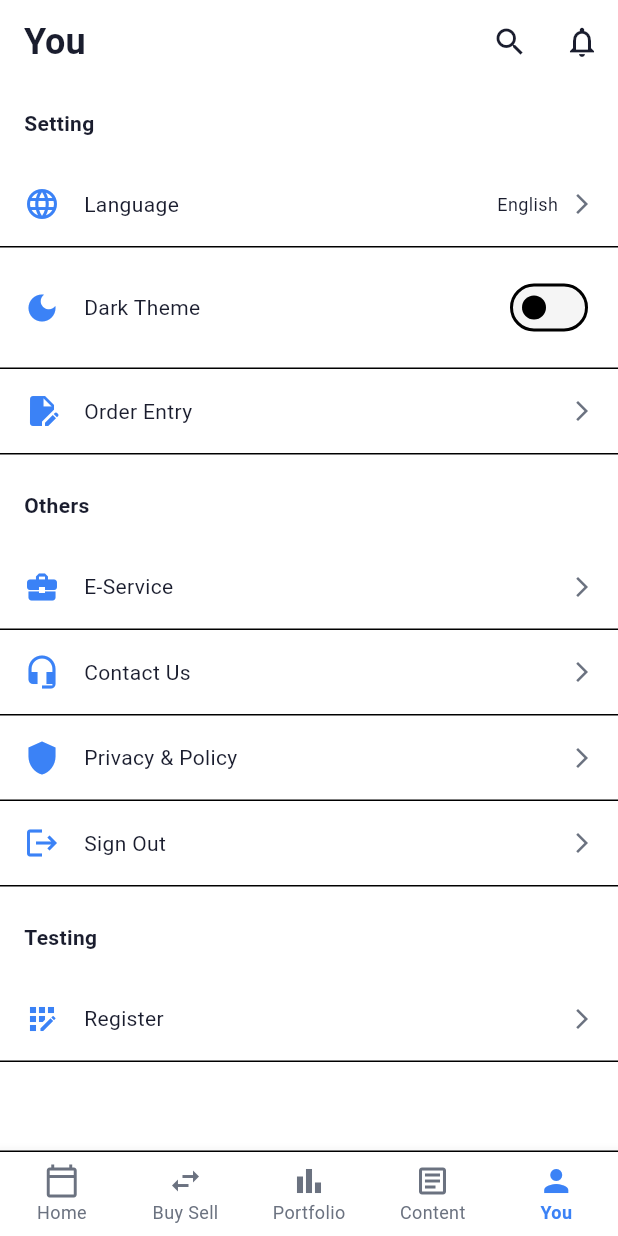
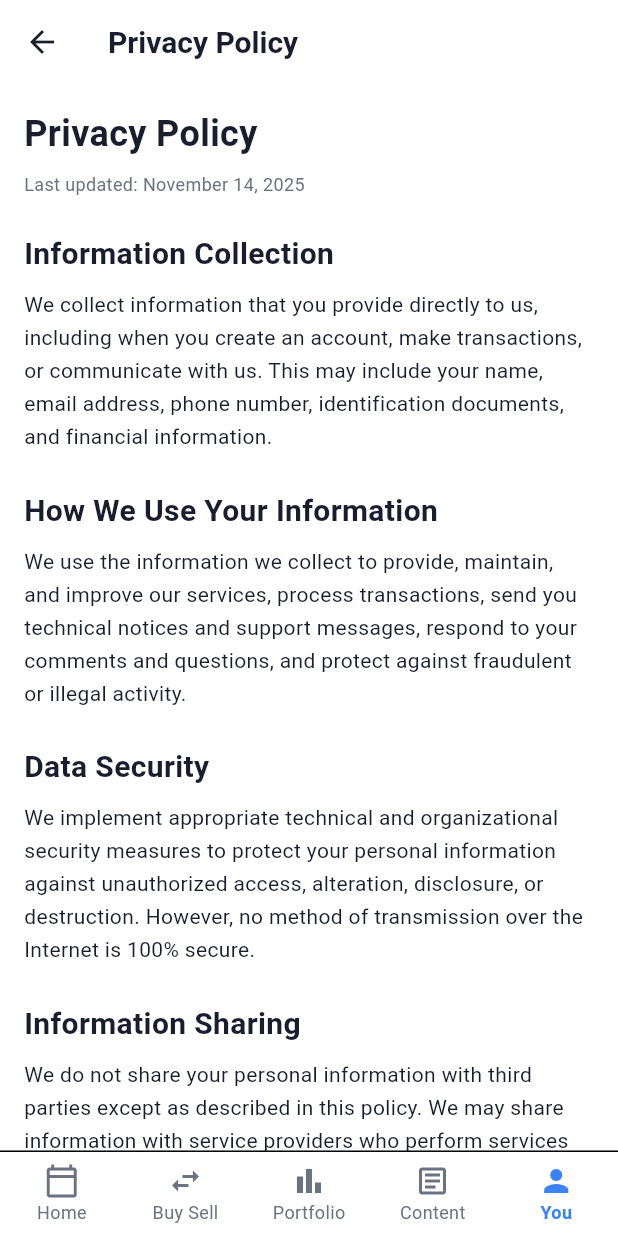
Before and after one commit to RievoCante/lib-light, a Flutter app: the SettingsPage screen opened by its route, after a tap on "Privacy & Policy", on a phone screen of 412 x 824 dp. Run offline on Flutter 3.47's test engine with Material 3 defaults, Android fonts, the phone set to English and light mode, and no system bars; our stand-ins replace equatable, firebase_core, flutter_riverpod, flutter_secure_storage, go_router, image_picker and 3 more; missing offline and left inert: webview_flutter_android; accounts and stored records are empty.

Commit message:
add privacy and policy page

```diff
--- /dev/null
+++ b/lib/presentation/screens/settings/privacy_policy_page.dart
@@ -0,0 +1,106 @@
+// Privacy policy display page
+import 'package:flutter/material.dart';
+import '../../../core/constants/app_text_styles.dart';
+
+class PrivacyPolicyPage extends StatelessWidget {
+  const PrivacyPolicyPage({super.key});
+
+  @override
+  Widget build(BuildContext context) {
+    return Scaffold(
+      appBar: AppBar(
+        title: const Text('Privacy Policy'),
+        leading: IconButton(
+          icon: const Icon(Icons.arrow_back),
+          onPressed: () => Navigator.pop(context),
+        ),
+      ),
+      body: SingleChildScrollView(
+        padding: const EdgeInsets.all(16),
+        child: Column(
+          crossAxisAlignment: CrossAxisAlignment.start,
+          children: [
+            Text(
+              'Privacy Policy',
+              style: AppTextStyles.h2,
+            ),
+            const SizedBox(height: 8),
+            Text(
+              'Last updated: November 14, 2025',
+              style: AppTextStyles.bodySmall.copyWith(
+                color: Theme.of(context).textTheme.bodySmall?.color,
+              ),
+            ),
+            const SizedBox(height: 24),
+
+            // Information Collection Section
+            _buildSection(
+              context,
+              'Information Collection',
+              'We collect information that you provide directly to us, including when you create an account, make transactions, or communicate with us. This may include your name, email address, phone number, identification documents, and financial information.',
+            ),
+
+            // How We Use Your Information
+            _buildSection(
+              context,
+              'How We Use Your Information',
+              'We use the information we collect to provide, maintain, and improve our services, process transactions, send you technical notices and support messages, respond to your comments and questions, and protect against fraudulent or illegal activity.',
+            ),
+
+            // Data Security
+            _buildSection(
+              context,
+              'Data Security',
+              'We implement appropriate technical and organizational security measures to protect your personal information against unauthorized access, alteration, disclosure, or destruction. However, no method of transmission over the Internet is 100% secure.',
+            ),
+
+            // Information Sharing
+            _buildSection(
+              context,
+              'Information Sharing',
+              'We do not share your personal information with third parties except as described in this policy. We may share information with service providers who perform services on our behalf, or when required by law.',
+            ),
+
+            // Your Rights
+            _buildSection(
+              context,
+              'Your Rights',
+              'You have the right to access, correct, or delete your personal information. You may also object to or restrict certain processing of your data. To exercise these rights, please contact us using the information below.',
+            ),
+
+            // Contact Us
+            _buildSection(
+              context,
+              'Contact Us',
+              'If you have questions or concerns about this Privacy Policy or our data practices, please contact us at:\n\nEmail: support@liberator.co.th\nPhone: +66 (0) 2-123-4567\nAddress: Bangkok, Thailand',
+            ),
+
+            const SizedBox(height: 16),
+          ],
+        ),
+      ),
+    );
+  }
+
+  Widget _buildSection(BuildContext context, String title, String content) {
+    return Padding(
+      padding: const EdgeInsets.only(bottom: 24),
+      child: Column(
+        crossAxisAlignment: CrossAxisAlignment.start,
+        children: [
+          Text(
+            title,
+            style: AppTextStyles.h3,
+          ),
+          const SizedBox(height: 8),
+          Text(
+            content,
+            style: AppTextStyles.bodyMedium.copyWith(
+              height: 1.6,
+            ),
+          ),
+        ],
+      ),
+    );
+  }
+}
--- a/lib/presentation/screens/settings/settings_page.dart
+++ b/lib/presentation/screens/settings/settings_page.dart
@@ -8,6 +8,7 @@ import '../../../localization/app_localizations.dart';
 import '../../providers/auth_provider.dart';
 import '../../providers/settings_provider.dart';
 import '../webview/webview_page.dart';
+import 'privacy_policy_page.dart';
 
 class SettingsPage extends ConsumerWidget {
   const SettingsPage({super.key});
@@ -149,7 +150,12 @@ class SettingsPage extends ConsumerWidget {
               color: Theme.of(context).textTheme.bodySmall?.color,
             ),
             onTap: () {
-              // Navigate to privacy policy
+              Navigator.push(
+                context,
+                MaterialPageRoute(
+                  builder: (context) => const PrivacyPolicyPage(),
+                ),
+              );
             },
           ),
 
```
